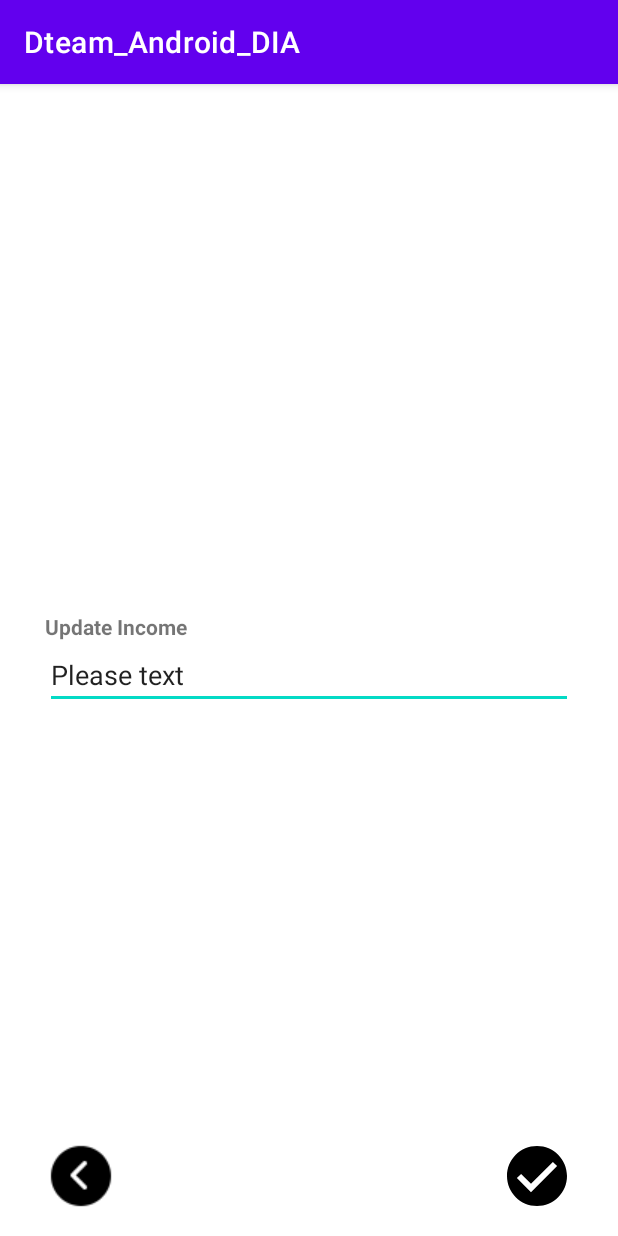
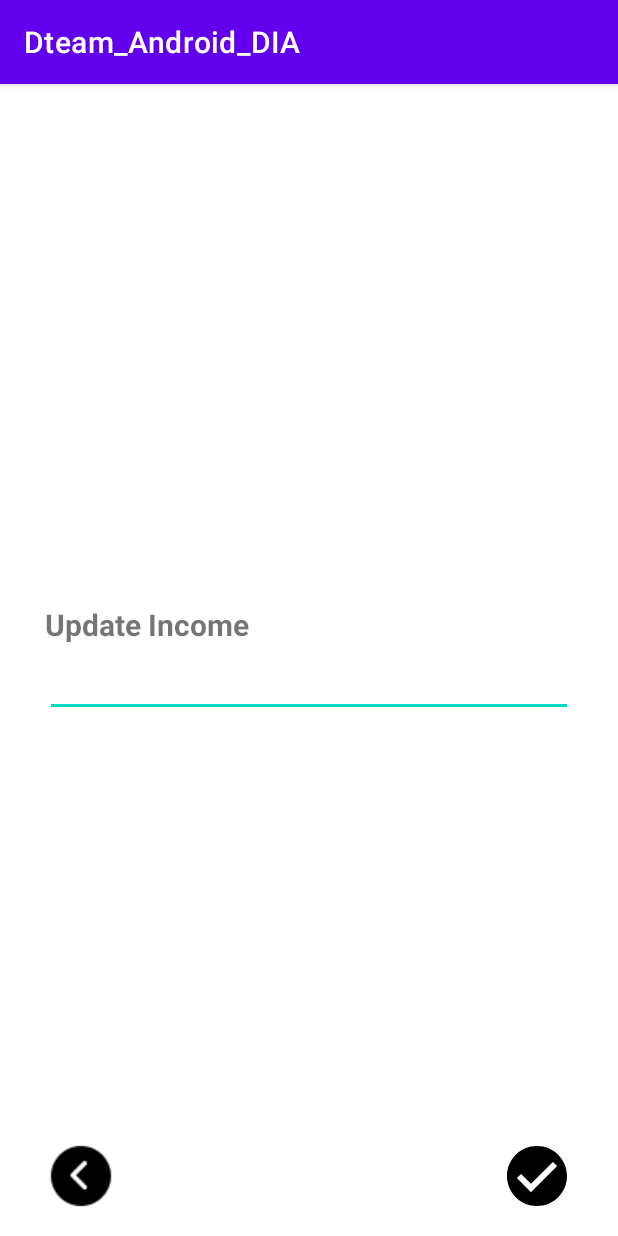
Before and after one commit to Thuancvce150378/Dteam_Android_DPots, an Android app: the screen it shows after launch (SetupIncomeActivity), on a phone screen of 412 x 824 dp. Run offline under Robolectric (Android 15) with nearby library versions, the phone set to English and light mode, and no system bars.

Commit message:
fix update income

```diff
--- a/app/src/main/res/layout/activity_setup_income.xml
+++ b/app/src/main/res/layout/activity_setup_income.xml
@@ -31,9 +31,9 @@
                     android:id="@+id/textView2"
                     android:layout_width="match_parent"
                     android:layout_height="wrap_content"
-                    android:paddingLeft="0dp"
-                    android:paddingRight="120dp"
-                    android:text="Update Income "
+                    android:paddingEnd="120dp"
+                    android:text="@string/update_income"
+                    android:textSize="20sp"
                     android:textStyle="bold" />
             </LinearLayout>
 
@@ -46,9 +46,12 @@
                     android:id="@+id/editTextTextPersonName"
                     android:layout_width="match_parent"
                     android:layout_height="wrap_content"
+                    android:height="45dp"
                     android:ems="10"
+                    android:hint="@string/UpdateIncome"
                     android:inputType="textPersonName"
-                    android:text="Please text" />
+                    android:textSize="20sp"
+                    tools:ignore="TouchTargetSizeCheck" />
 
             </LinearLayout>
 
--- a/app/src/main/res/values/strings.xml
+++ b/app/src/main/res/values/strings.xml
@@ -1,6 +1,7 @@
 <resources>
     <string name="app_name">Dteam_Android_DIA</string>
     <string name="IncomeWith">Income With</string>
+    <string name="UpdateIncome"></string>
     <string name="amount_of_money">Amount of money</string>
     <string name="back">Back</string>
     <string name="next">Next</string>
@@ -12,6 +13,7 @@
     <string name="textview">
         Lorem Ipsum is simply dummy text of the printing and typesetting industry. Lorem Ipsum has been the industry\'s standard dummy text ever since the 1500s, when an unknown printer took a galley of type and scrambled it to make a type specimen book. It has survived not only five centuries, but also the leap into electronic typesetting, remaining essentially unchanged.
     </string>
+    <string name="update_income">Update Income</string>
 
-<!--    <string-array name="groupItem"></string-array>-->
+    <!--    <string-array name="groupItem"></string-array>-->
 </resources>
```
